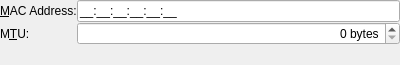
Qt form libs/ui/wired.ui (KDE/networkmanagement) before a commit.
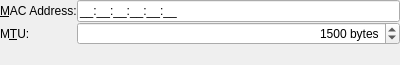
The same form after that commit.

The edit to the form file:
```diff
--- a/libs/ui/wired.ui
+++ b/libs/ui/wired.ui
@@ -77,6 +77,9 @@
        <property name="singleStep" >
         <number>10</number>
        </property>
+       <property name="value" >
+        <number>1500</number>
+       </property>
       </widget>
      </item>
     </layout>
```
Left out of the diff: 3 changed lines with no effect on the pictures.
